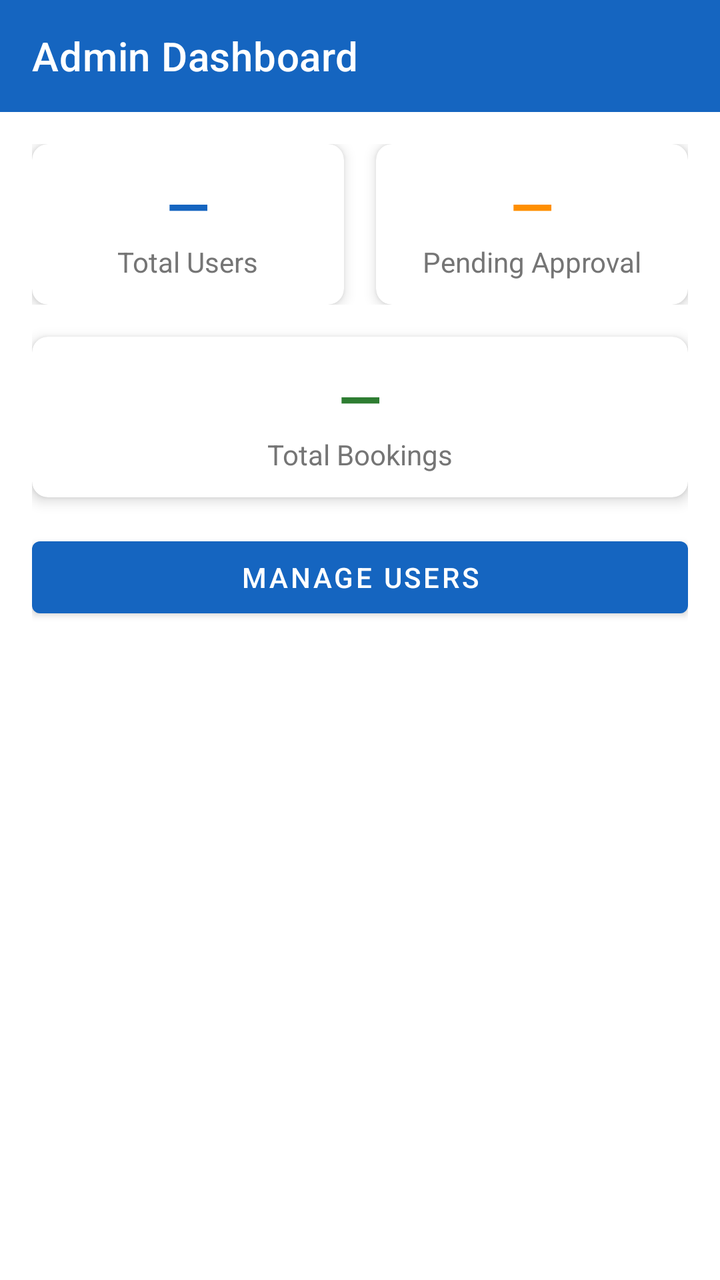
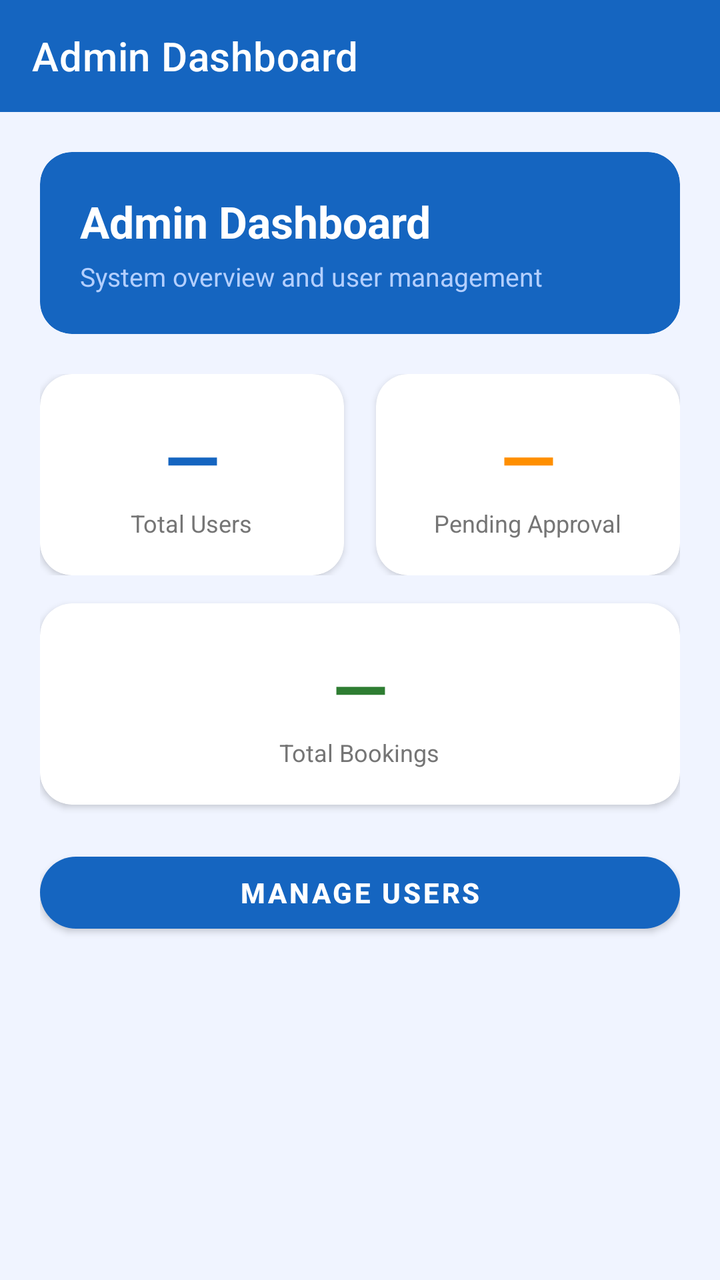

Screens rendered from an Android XML layout before and after an edit, with the pre-edit source and the edit as a unified diff.
<!-- AndroidManifest.xml: application theme Theme.MBPTODABookingApp -->
<!-- res/layout/activity_admin_dashboard.xml -->
<?xml version="1.0" encoding="utf-8"?>
<LinearLayout xmlns:android="http://schemas.android.com/apk/res/android"
    xmlns:app="http://schemas.android.com/apk/res-auto"
    android:layout_width="match_parent"
    android:layout_height="match_parent"
    android:orientation="vertical">

    <com.google.android.material.appbar.MaterialToolbar
        android:id="@+id/toolbar"
        android:layout_width="match_parent"
        android:layout_height="?attr/actionBarSize"
        android:background="@color/colorPrimary"
        app:title="@string/admin_dashboard"
        app:titleTextColor="@color/white" />

    <ScrollView
        android:layout_width="match_parent"
        android:layout_height="match_parent">

        <LinearLayout
            android:layout_width="match_parent"
            android:layout_height="wrap_content"
            android:orientation="vertical"
            android:padding="16dp">

            
            <LinearLayout
                android:layout_width="match_parent"
                android:layout_height="wrap_content"
                android:orientation="horizontal"
                android:layout_marginBottom="16dp">

                <com.google.android.material.card.MaterialCardView
                    android:layout_width="0dp"
                    android:layout_height="wrap_content"
                    android:layout_weight="1"
                    android:layout_marginEnd="8dp"
                    app:cardCornerRadius="8dp"
                    app:cardElevation="4dp">
                    <LinearLayout android:layout_width="match_parent" android:layout_height="wrap_content"
                        android:orientation="vertical" android:padding="12dp" android:gravity="center">
                        <TextView android:id="@+id/tvUserCount" android:layout_width="wrap_content"
                            android:layout_height="wrap_content" android:textSize="28sp" android:textStyle="bold"
                            android:textColor="@color/colorPrimary" android:text="—" />
                        <TextView android:layout_width="wrap_content" android:layout_height="wrap_content"
                            android:text="@string/total_users" android:textColor="@color/grey" />
                    </LinearLayout>
                </com.google.android.material.card.MaterialCardView>

                <com.google.android.material.card.MaterialCardView
                    android:layout_width="0dp"
                    android:layout_height="wrap_content"
                    android:layout_weight="1"
                    android:layout_marginStart="8dp"
                    app:cardCornerRadius="8dp"
                    app:cardElevation="4dp">
                    <LinearLayout android:layout_width="match_parent" android:layout_height="wrap_content"
                        android:orientation="vertical" android:padding="12dp" android:gravity="center">
                        <TextView android:id="@+id/tvPendingCount" android:layout_width="wrap_content"
                            android:layout_height="wrap_content" android:textSize="28sp" android:textStyle="bold"
                            android:textColor="@color/statusRequested" android:text="—" />
                        <TextView android:layout_width="wrap_content" android:layout_height="wrap_content"
                            android:text="@string/pending_approval" android:textColor="@color/grey" />
                    </LinearLayout>
                </com.google.android.material.card.MaterialCardView>
            </LinearLayout>

            <com.google.android.material.card.MaterialCardView
                android:layout_width="match_parent"
                android:layout_height="wrap_content"
                android:layout_marginBottom="16dp"
                app:cardCornerRadius="8dp"
                app:cardElevation="4dp">
                <LinearLayout android:layout_width="match_parent" android:layout_height="wrap_content"
                    android:orientation="vertical" android:padding="12dp" android:gravity="center">
                    <TextView android:id="@+id/tvBookingCount" android:layout_width="wrap_content"
                        android:layout_height="wrap_content" android:textSize="28sp" android:textStyle="bold"
                        android:textColor="@color/statusCompleted" android:text="—" />
                    <TextView android:layout_width="wrap_content" android:layout_height="wrap_content"
                        android:text="@string/total_bookings" android:textColor="@color/grey" />
                </LinearLayout>
            </com.google.android.material.card.MaterialCardView>

            <ProgressBar
                android:id="@+id/progressBar"
                android:layout_width="wrap_content"
                android:layout_height="wrap_content"
                android:layout_gravity="center"
                android:layout_marginBottom="16dp"
                android:visibility="gone" />

            <com.google.android.material.button.MaterialButton
                android:id="@+id/btnManageUsers"
                android:layout_width="match_parent"
                android:layout_height="wrap_content"
                android:layout_marginBottom="12dp"
                android:text="@string/manage_users" />

        </LinearLayout>
    </ScrollView>
</LinearLayout>
<!-- resources referenced by this layout -->
<resources>
  <color name="colorPrimary">#1565C0</color>
  <color name="grey">#757575</color>
  <color name="statusCompleted">#2E7D32</color>
  <color name="statusRequested">#FF8F00</color>
  <color name="white">#FFFFFF</color>
  <string name="admin_dashboard">Admin Dashboard</string>
  <string name="manage_users">Manage Users</string>
  <string name="pending_approval">Pending Approval</string>
  <string name="total_bookings">Total Bookings</string>
  <string name="total_users">Total Users</string>
  <style name="Theme.MBPTODABookingApp" parent="Theme.MaterialComponents.DayNight.NoActionBar">
          <item name="colorPrimary">@color/colorPrimary</item>
          <item name="colorPrimaryVariant">@color/colorPrimaryDark</item>
          <item name="colorOnPrimary">@color/white</item>
          <item name="colorSecondary">@color/colorAccent</item>
          <item name="colorOnSecondary">@color/white</item>
          <item name="android:statusBarColor">@color/colorPrimaryDark</item>
      </style>
  <color name="colorPrimaryDark">#003c8f</color>
  <color name="colorAccent">#FF8F00</color>
</resources>

<!-- the commit's change to res/layout/activity_admin_dashboard.xml (unified diff, before → after) -->
@@ -15,35 +15,88 @@
 
     <ScrollView
         android:layout_width="match_parent"
-        android:layout_height="match_parent">
+        android:layout_height="match_parent"
+        android:background="@color/colorBackground">
 
         <LinearLayout
             android:layout_width="match_parent"
             android:layout_height="wrap_content"
             android:orientation="vertical"
-            android:padding="16dp">
+            android:padding="20dp">
+
+            
+            <com.google.android.material.card.MaterialCardView
+                android:layout_width="match_parent"
+                android:layout_height="wrap_content"
+                android:layout_marginBottom="20dp"
+                app:cardBackgroundColor="@color/colorPrimary"
+                app:cardCornerRadius="16dp"
+                app:cardElevation="0dp">
+
+                <LinearLayout
+                    android:layout_width="match_parent"
+                    android:layout_height="wrap_content"
+                    android:orientation="vertical"
+                    android:padding="20dp">
+
+                    <TextView
+                        android:layout_width="wrap_content"
+                        android:layout_height="wrap_content"
+                        android:text="Admin Dashboard"
+                        android:textColor="@color/white"
+                        android:textSize="22sp"
+                        android:textStyle="bold" />
+
+                    <TextView
+                        android:layout_width="wrap_content"
+                        android:layout_height="wrap_content"
+                        android:layout_marginTop="4dp"
+                        android:text="System overview and user management"
+                        android:textColor="@color/colorHeroSubtitle"
+                        android:textSize="13sp" />
+
+                </LinearLayout>
+            </com.google.android.material.card.MaterialCardView>
 
             
             <LinearLayout
                 android:layout_width="match_parent"
                 android:layout_height="wrap_content"
                 android:orientation="horizontal"
-                android:layout_marginBottom="16dp">
+                android:layout_marginBottom="14dp">
 
                 <com.google.android.material.card.MaterialCardView
                     android:layout_width="0dp"
                     android:layout_height="wrap_content"
                     android:layout_weight="1"
                     android:layout_marginEnd="8dp"
-                    app:cardCornerRadius="8dp"
-                    app:cardElevation="4dp">
-                    <LinearLayout android:layout_width="match_parent" android:layout_height="wrap_content"
-                        android:orientation="vertical" android:padding="12dp" android:gravity="center">
-                        <TextView android:id="@+id/tvUserCount" android:layout_width="wrap_content"
-                            android:layout_height="wrap_content" android:textSize="28sp" android:textStyle="bold"
-                            android:textColor="@color/colorPrimary" android:text="—" />
-                        <TextView android:layout_width="wrap_content" android:layout_height="wrap_content"
-                            android:text="@string/total_users" android:textColor="@color/grey" />
+                    app:cardCornerRadius="16dp"
+                    app:cardElevation="2dp">
+
+                    <LinearLayout
+                        android:layout_width="match_parent"
+                        android:layout_height="wrap_content"
+                        android:orientation="vertical"
+                        android:padding="18dp"
+                        android:gravity="center">
+
+                        <TextView
+                            android:id="@+id/tvUserCount"
+                            android:layout_width="wrap_content"
+                            android:layout_height="wrap_content"
+                            android:text="—"
+                            android:textColor="@color/colorPrimary"
+                            android:textSize="36sp"
+                            android:textStyle="bold" />
+
+                        <TextView
+                            android:layout_width="wrap_content"
+                            android:layout_height="wrap_content"
+                            android:gravity="center"
+                            android:text="@string/total_users"
+                            android:textColor="@color/grey_text"
+                            android:textSize="12sp" />
+
                     </LinearLayout>
                 </com.google.android.material.card.MaterialCardView>
 
@@ -52,32 +105,70 @@
                     android:layout_height="wrap_content"
                     android:layout_weight="1"
                     android:layout_marginStart="8dp"
-                    app:cardCornerRadius="8dp"
-                    app:cardElevation="4dp">
-                    <LinearLayout android:layout_width="match_parent" android:layout_height="wrap_content"
-                        android:orientation="vertical" android:padding="12dp" android:gravity="center">
-                        <TextView android:id="@+id/tvPendingCount" android:layout_width="wrap_content"
-                            android:layout_height="wrap_content" android:textSize="28sp" android:textStyle="bold"
-                            android:textColor="@color/statusRequested" android:text="—" />
-                        <TextView android:layout_width="wrap_content" android:layout_height="wrap_content"
-                            android:text="@string/pending_approval" android:textColor="@color/grey" />
+                    app:cardCornerRadius="16dp"
+                    app:cardElevation="2dp">
+
+                    <LinearLayout
+                        android:layout_width="match_parent"
+                        android:layout_height="wrap_content"
+                        android:orientation="vertical"
+                        android:padding="18dp"
+                        android:gravity="center">
+
+                        <TextView
+                            android:id="@+id/tvPendingCount"
+                            android:layout_width="wrap_content"
+                            android:layout_height="wrap_content"
+                            android:text="—"
+                            android:textColor="@color/statusRequested"
+                            android:textSize="36sp"
+                            android:textStyle="bold" />
+
+                        <TextView
+                            android:layout_width="wrap_content"
+                            android:layout_height="wrap_content"
+                            android:gravity="center"
+                            android:text="@string/pending_approval"
+                            android:textColor="@color/grey_text"
+                            android:textSize="12sp" />
+
                     </LinearLayout>
                 </com.google.android.material.card.MaterialCardView>
+
             </LinearLayout>
 
+            
             <com.google.android.material.card.MaterialCardView
                 android:layout_width="match_parent"
                 android:layout_height="wrap_content"
-                android:layout_marginBottom="16dp"
-                app:cardCornerRadius="8dp"
-                app:cardElevation="4dp">
-                <LinearLayout android:layout_width="match_parent" android:layout_height="wrap_content"
-                    android:orientation="vertical" android:padding="12dp" android:gravity="center">
-                    <TextView android:id="@+id/tvBookingCount" android:layout_width="wrap_content"
-                        android:layout_height="wrap_content" android:textSize="28sp" android:textStyle="bold"
-                        android:textColor="@color/statusCompleted" android:text="—" />
-                    <TextView android:layout_width="wrap_content" android:layout_height="wrap_content"
-                        android:text="@string/total_bookings" android:textColor="@color/grey" />
+                android:layout_marginBottom="20dp"
+                app:cardCornerRadius="16dp"
+                app:cardElevation="2dp">
+
+                <LinearLayout
+                    android:layout_width="match_parent"
+                    android:layout_height="wrap_content"
+                    android:orientation="vertical"
+                    android:padding="18dp"
+                    android:gravity="center">
+
+                    <TextView
+                        android:id="@+id/tvBookingCount"
+                        android:layout_width="wrap_content"
+                        android:layout_height="wrap_content"
+                        android:text="—"
+                        android:textColor="@color/statusCompleted"
+                        android:textSize="36sp"
+                        android:textStyle="bold" />
+
+                    <TextView
+                        android:layout_width="wrap_content"
+                        android:layout_height="wrap_content"
+                        android:gravity="center"
+                        android:text="@string/total_bookings"
+                        android:textColor="@color/grey_text"
+                        android:textSize="12sp" />
+
                 </LinearLayout>
             </com.google.android.material.card.MaterialCardView>
 
@@ -93,8 +184,8 @@
                 android:id="@+id/btnManageUsers"
                 android:layout_width="match_parent"
                 android:layout_height="wrap_content"
-                android:layout_marginBottom="12dp"
-                android:text="@string/manage_users" />
+                android:text="@string/manage_users"
+                android:textStyle="bold" />
 
         </LinearLayout>
     </ScrollView>
<!-- resource entries referenced after the edit -->
@@ -1,7 +1,9 @@
 <!-- resources referenced by this layout -->
 <resources>
+  <color name="colorBackground">#F0F4FF</color>
+  <color name="colorHeroSubtitle">#B3CFFF</color>
   <color name="colorPrimary">#1565C0</color>
-  <color name="grey">#757575</color>
+  <color name="grey_text">#757575</color>
   <color name="statusCompleted">#2E7D32</color>
   <color name="statusRequested">#FF8F00</color>
   <color name="white">#FFFFFF</color>
@@ -17,8 +19,28 @@
           <item name="colorSecondary">@color/colorAccent</item>
           <item name="colorOnSecondary">@color/white</item>
           <item name="android:statusBarColor">@color/colorPrimaryDark</item>
+          
+          <item name="materialButtonStyle">@style/Widget.App.Button</item>
+          <item name="materialButtonOutlinedStyle">@style/Widget.App.Button.Outlined</item>
+          
+          <item name="shapeAppearanceMediumComponent">@style/ShapeAppearance.App.MediumComponent</item>
       </style>
   <color name="colorPrimaryDark">#003c8f</color>
   <color name="colorAccent">#FF8F00</color>
+  <style name="Widget.App.Button" parent="Widget.MaterialComponents.Button">
+          <item name="cornerRadius">24dp</item>
+          <item name="android:paddingTop">4dp</item>
+          <item name="android:paddingBottom">4dp</item>
+          <item name="android:minHeight">48dp</item>
+      </style>
+  <style name="Widget.App.Button.Outlined" parent="Widget.MaterialComponents.Button.OutlinedButton">
+          <item name="cornerRadius">24dp</item>
+          <item name="android:paddingTop">4dp</item>
+          <item name="android:paddingBottom">4dp</item>
+          <item name="android:minHeight">48dp</item>
+      </style>
+  <style name="ShapeAppearance.App.MediumComponent" parent="ShapeAppearance.MaterialComponents.MediumComponent">
+          <item name="cornerSize">12dp</item>
+      </style>
 </resources>
 
